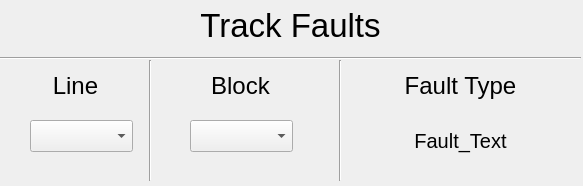
Above: Track Model/FaultDisplay.ui from headhunter22/ECE1140-Train-Simulator before the change. Below: the same form after it.
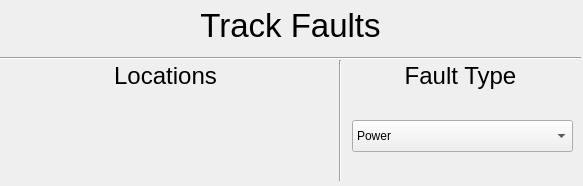
That is the form after the change.

The edit to the form file:
```diff
--- a/Track Model/FaultDisplay.ui
+++ b/Track Model/FaultDisplay.ui
@@ -36,8 +36,8 @@
    <widget class="QLabel" name="LineHeading">
     <property name="geometry">
      <rect>
-      <x>0</x>
-      <y>60</y>
+      <x>90</x>
+      <y>50</y>
       <width>151</width>
       <height>51</height>
      </rect>
@@ -46,26 +46,7 @@
      <string notr="true">font-size: 18pt;</string>
     </property>
     <property name="text">
-     <string>Line</string>
-    </property>
-    <property name="alignment">
-     <set>Qt::AlignCenter</set>
-    </property>
-   </widget>
-   <widget class="QLabel" name="BlockHeading">
-    <property name="geometry">
-     <rect>
-      <x>150</x>
-      <y>60</y>
-      <width>181</width>
-      <height>51</height>
-     </rect>
-    </property>
-    <property name="styleSheet">
-     <string notr="true">font-size: 18pt;</string>
-    </property>
-    <property name="text">
-     <string>Block</string>
+     <string>Locations</string>
     </property>
     <property name="alignment">
      <set>Qt::AlignCenter</set>
@@ -75,7 +56,7 @@
     <property name="geometry">
      <rect>
       <x>340</x>
-      <y>60</y>
+      <y>50</y>
       <width>241</width>
       <height>51</height>
      </rect>
@@ -90,20 +71,7 @@
      <set>Qt::AlignCenter</set>
     </property>
    </widget>
-   <widget class="Line" name="line">
-    <property name="geometry">
-     <rect>
-      <x>140</x>
-      <y>60</y>
-      <width>20</width>
-      <height>121</height>
-     </rect>
-    </property>
-    <property name="orientation">
-     <enum>Qt::Vertical</enum>
-    </property>
-   </widget>
-   <widget class="Line" name="line_2">
+   <widget class="Line" name="HLine">
     <property name="geometry">
      <rect>
       <x>0</x>
@@ -129,26 +97,6 @@
      <enum>Qt::Vertical</enum>
     </property>
    </widget>
-   <widget class="QComboBox" name="LineSelect">
-    <property name="geometry">
-     <rect>
-      <x>30</x>
-      <y>120</y>
-      <width>103</width>
-      <height>32</height>
-     </rect>
-    </property>
-   </widget>
-   <widget class="QComboBox" name="BlockSelect">
-    <property name="geometry">
-     <rect>
-      <x>190</x>
-      <y>120</y>
-      <width>103</width>
-      <height>32</height>
-     </rect>
-    </property>
-   </widget>
    <widget class="QLabel" name="FaultLabel">
     <property name="geometry">
      <rect>
@@ -162,12 +110,50 @@
      <string notr="true">font-size:15pt</string>
     </property>
     <property name="text">
-     <string>Fault_Text</string>
+     <string/>
     </property>
     <property name="alignment">
      <set>Qt::AlignCenter</set>
     </property>
    </widget>
+   <widget class="QComboBox" name="FaultSelect">
+    <property name="geometry">
+     <rect>
+      <x>352</x>
+      <y>120</y>
+      <width>221</width>
+      <height>32</height>
+     </rect>
+    </property>
+    <item>
+     <property name="text">
+      <string>Power</string>
+     </property>
+    </item>
+    <item>
+     <property name="text">
+      <string>Broken Rail</string>
+     </property>
+    </item>
+    <item>
+     <property name="text">
+      <string>Broken Circuit</string>
+     </property>
+    </item>
+   </widget>
+   <widget class="QLabel" name="LocationLabel">
+    <property name="geometry">
+     <rect>
+      <x>10</x>
+      <y>120</y>
+      <width>311</width>
+      <height>21</height>
+     </rect>
+    </property>
+    <property name="text">
+     <string/>
+    </property>
+   </widget>
   </widget>
  </widget>
  <resources/>
```
Left out of the diff: 2 changed lines with no effect on the pictures.
